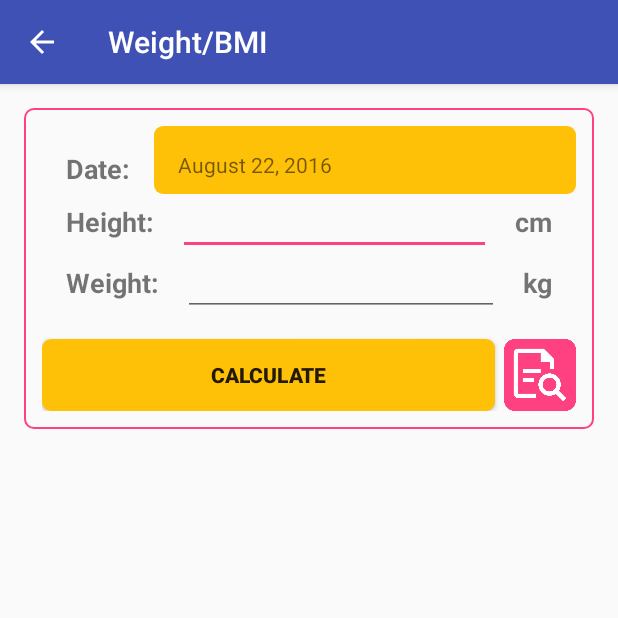
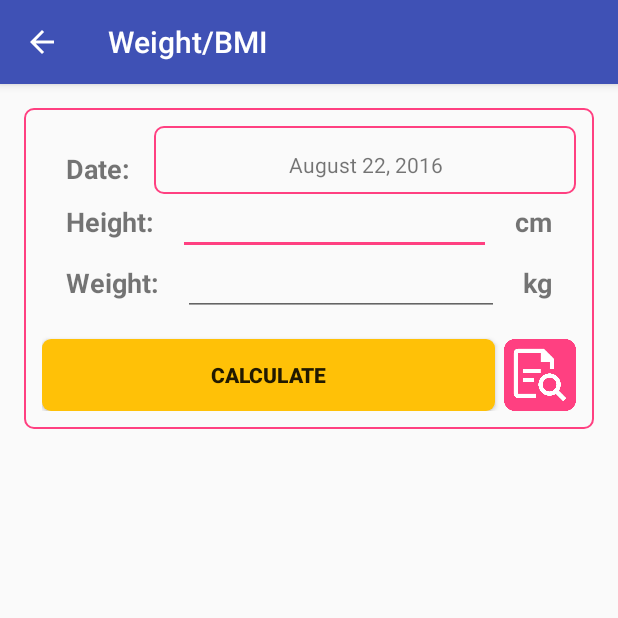
Before and after one commit to agensdev/WomansHealth, an Android app: the WeightActivity screen opened directly, with no data from a screen before it, on a phone screen of 412 x 824 dp, the top half of it. Run offline under Robolectric (Android 15) with nearby library versions, the light colour scheme and no system bars.

Commit message:
Modify weight date style

```diff
--- a/app/src/main/res/layout/activity_weight.xml
+++ b/app/src/main/res/layout/activity_weight.xml
@@ -33,8 +33,9 @@
             android:paddingRight="16dp"
             android:paddingLeft="16dp"
             android:paddingBottom="10dp"
+            android:gravity="center"
             android:layout_toRightOf="@id/date_textView"
-            android:background="@drawable/button_yellow_style"
+            android:background="@drawable/border_style_accent"
             android:onClick="showDatePickerDialog"/>
 
         <TextView
```
